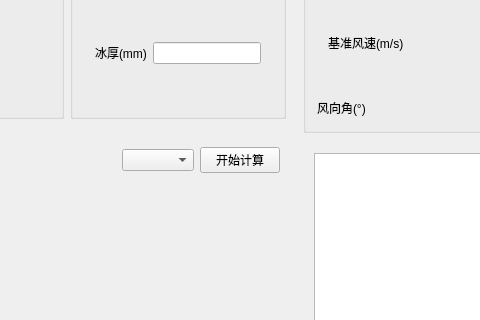
First picture: the form in TW/Wind.ui, repository Shixuku/Tower-Visual, before the edit; both pictures show x 170 to 650 and y 81 to 401 of the 939 by 801 pixel window.
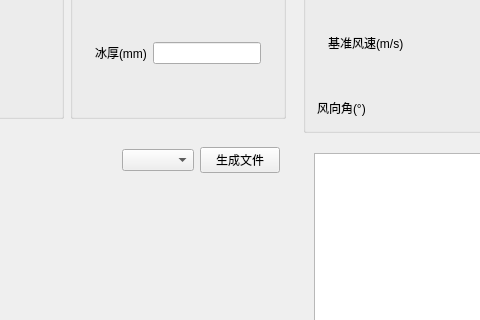
Second picture: the form after the edit.

Commit message: 更新了范理的动态链接库，可计算导线在施加稳定风载荷后的变形，新增了动态计算

```diff
--- a/TW/Wind.ui
+++ b/TW/Wind.ui
@@ -309,7 +309,7 @@
       <item row="0" column="3">
        <widget class="QPushButton" name="count_btn">
         <property name="text">
-         <string>开始计算</string>
+         <string>生成文件</string>
         </property>
        </widget>
       </item>
```
The commit also changes 41 other files.
